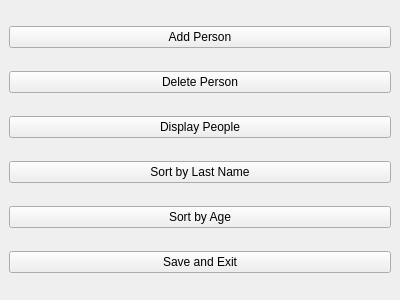
Before: the Qt Designer form jipp2_widget_projekt/jipp2_widget_projekt.ui in kacperzieb4/Baza_danych_Januszex, drawn with Qt 5.
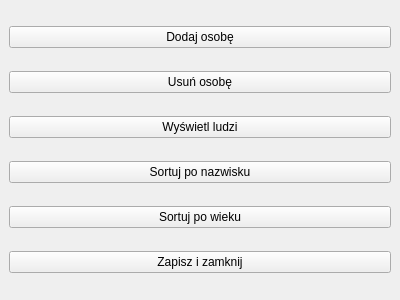
After: the same form once the commit is applied.

Diff of the .ui file:
```diff
--- a/jipp2_widget_projekt/jipp2_widget_projekt.ui
+++ b/jipp2_widget_projekt/jipp2_widget_projekt.ui
@@ -18,42 +18,42 @@
 				<item>
 					<widget class="QPushButton" name="addPersonButton">
 						<property name="text">
-							<string>Add Person</string>
+							<string>Dodaj osobę</string>
 						</property>
 					</widget>
 				</item>
 				<item>
 					<widget class="QPushButton" name="deletePersonButton">
 						<property name="text">
-							<string>Delete Person</string>
+							<string>Usuń osobę</string>
 						</property>
 					</widget>
 				</item>
 				<item>
 					<widget class="QPushButton" name="displayPeopleButton">
 						<property name="text">
-							<string>Display People</string>
+							<string>Wyświetl ludzi</string>
 						</property>
 					</widget>
 				</item>
 				<item>
 					<widget class="QPushButton" name="sortByLastNameButton">
 						<property name="text">
-							<string>Sort by Last Name</string>
+							<string>Sortuj po nazwisku</string>
 						</property>
 					</widget>
 				</item>
 				<item>
 					<widget class="QPushButton" name="sortByAgeButton">
 						<property name="text">
-							<string>Sort by Age</string>
+							<string>Sortuj po wieku</string>
 						</property>
 					</widget>
 				</item>
 				<item>
 					<widget class="QPushButton" name="saveAndExitButton">
 						<property name="text">
-							<string>Save and Exit</string>
+							<string>Zapisz i zamknij</string>
 						</property>
 					</widget>
 				</item>
```
